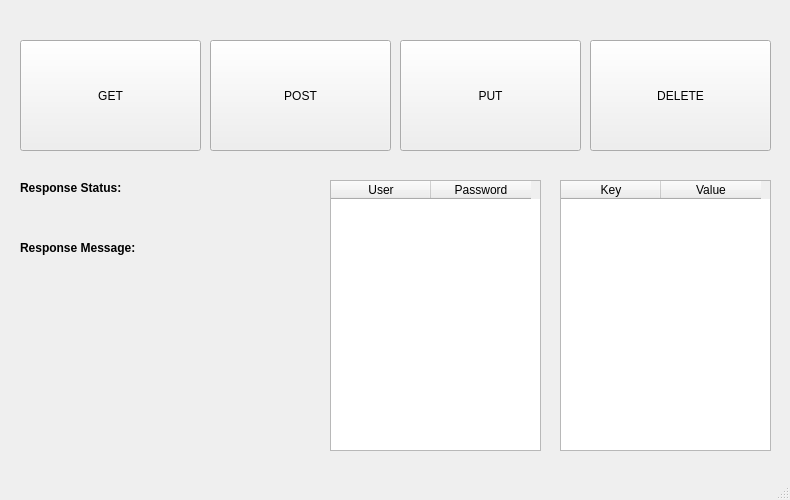
Before: the Qt Designer form updated_code_2/PPWProj/mainwindow.ui in atdh/individual_project_db_3010, drawn with Qt 5.
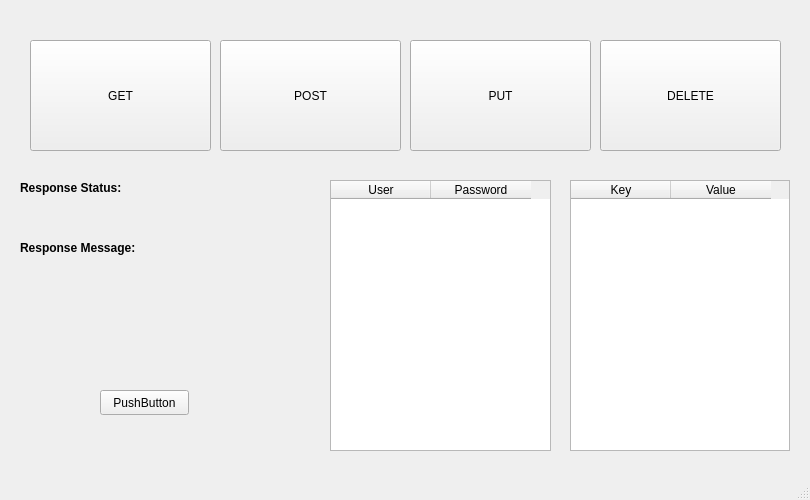
After: the same form once the commit is applied.

```diff
--- a/updated_code_2/PPWProj/mainwindow.ui
+++ b/updated_code_2/PPWProj/mainwindow.ui
@@ -6,7 +6,7 @@
    <rect>
     <x>0</x>
     <y>0</y>
-    <width>790</width>
+    <width>810</width>
     <height>500</height>
    </rect>
   </property>
@@ -17,7 +17,7 @@
    <widget class="QPushButton" name="pushButton">
     <property name="geometry">
      <rect>
-      <x>20</x>
+      <x>30</x>
       <y>40</y>
       <width>181</width>
       <height>111</height>
@@ -30,7 +30,7 @@
    <widget class="QPushButton" name="pushButton_2">
     <property name="geometry">
      <rect>
-      <x>210</x>
+      <x>220</x>
       <y>40</y>
       <width>181</width>
       <height>111</height>
@@ -43,7 +43,7 @@
    <widget class="QPushButton" name="pushButton_3">
     <property name="geometry">
      <rect>
-      <x>400</x>
+      <x>410</x>
       <y>40</y>
       <width>181</width>
       <height>111</height>
@@ -56,7 +56,7 @@
    <widget class="QPushButton" name="pushButton_4">
     <property name="geometry">
      <rect>
-      <x>590</x>
+      <x>600</x>
       <y>40</y>
       <width>181</width>
       <height>111</height>
@@ -72,9 +72,9 @@
     </property>
     <property name="geometry">
      <rect>
-      <x>560</x>
+      <x>570</x>
       <y>180</y>
-      <width>211</width>
+      <width>220</width>
       <height>271</height>
      </rect>
     </property>
@@ -152,7 +152,7 @@
      <rect>
       <x>330</x>
       <y>180</y>
-      <width>211</width>
+      <width>221</width>
       <height>271</height>
      </rect>
     </property>
@@ -183,6 +183,19 @@
      <string/>
     </property>
    </widget>
+   <widget class="QPushButton" name="pushButton_5">
+    <property name="geometry">
+     <rect>
+      <x>100</x>
+      <y>390</y>
+      <width>89</width>
+      <height>25</height>
+     </rect>
+    </property>
+    <property name="text">
+     <string>PushButton</string>
+    </property>
+   </widget>
   </widget>
   <widget class="QMenuBar" name="menubar">
    <property name="geometry">
```
Left out of the diff: 2 changed lines with no effect on the pictures.
